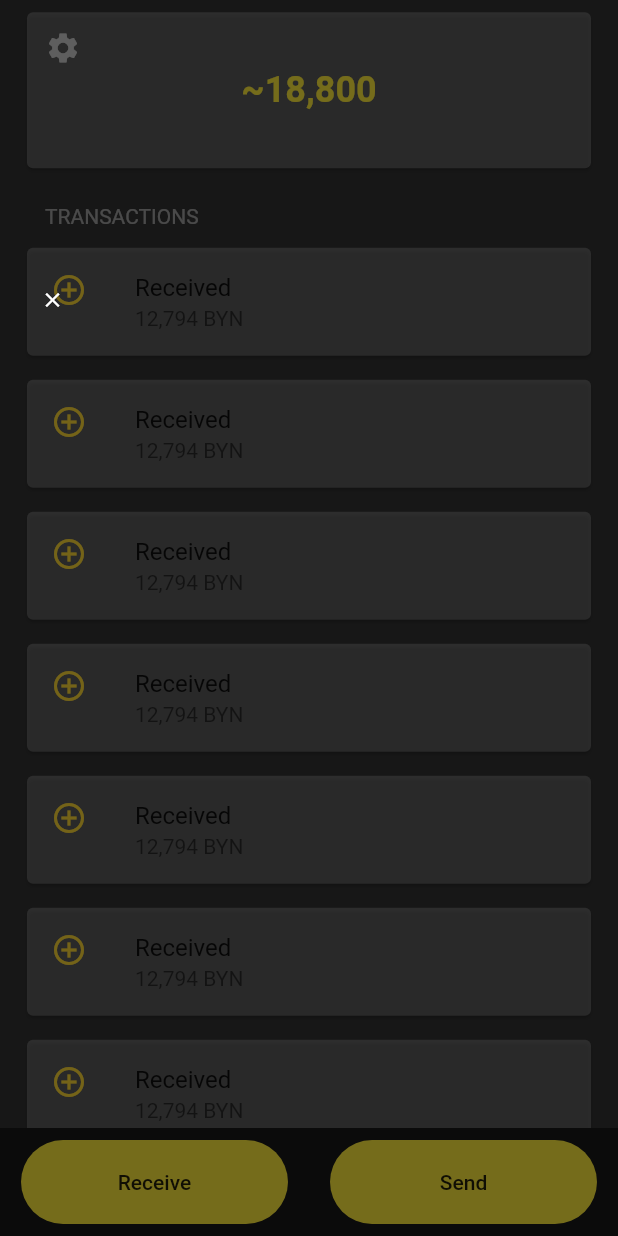
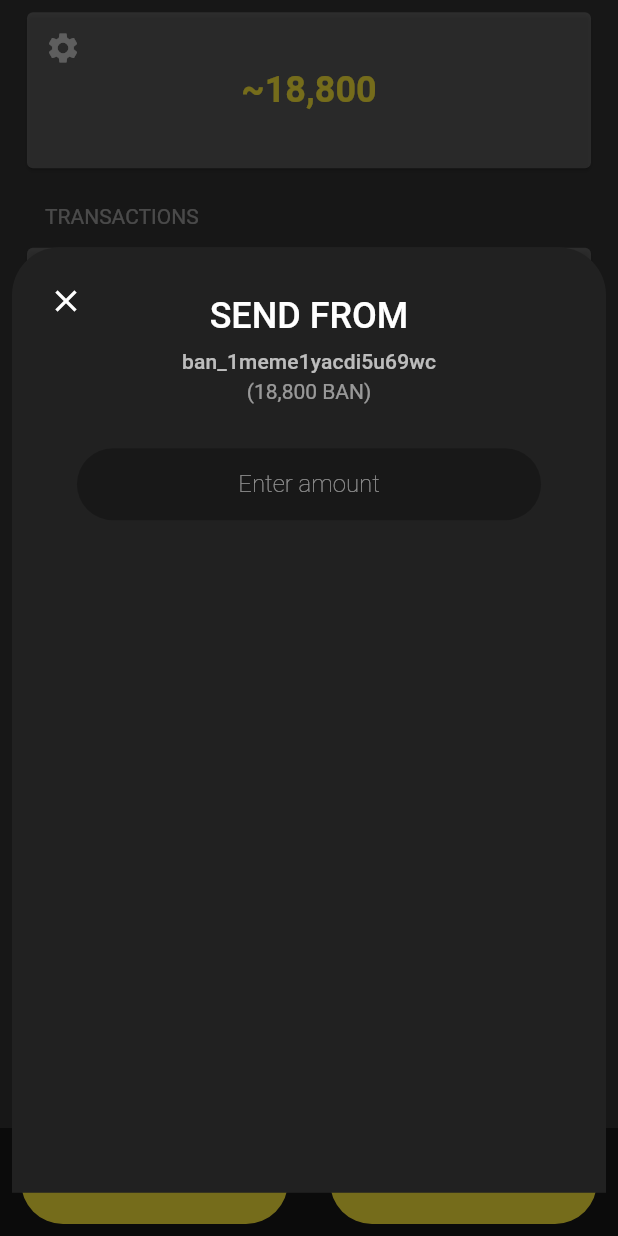
Before and after one commit to artnest/walletery, a Flutter app: the screen it shows after launch, after a tap on "Send", on a phone screen of 412 x 824 dp. Run offline on Flutter 3.47's test engine with Material 2 defaults, Android fonts, the phone set to English and light mode, and no system bars.

Commit message:
Update send bottom sheet Update dependencies

```diff
--- a/lib/main.dart
+++ b/lib/main.dart
@@ -13,15 +13,10 @@ class WalleteryApp extends StatelessWidget {
       theme: ThemeData(
         primarySwatch: Colors.blue,
       ),
-      initialRoute: '/home',
+      initialRoute: '/',
       onGenerateRoute: (RouteSettings settings) {
         switch (settings.name) {
           case '/':
-            return NoTransitionRoute(
-              builder: (_) => HomePage(),
-              settings: settings,
-            );
-          case '/home':
             return NoTransitionRoute(
               builder: (_) => HomePage(),
               settings: settings,
--- a/lib/ui/home_page.dart
+++ b/lib/ui/home_page.dart
@@ -106,7 +106,7 @@ class TransactionsTitle extends StatelessWidget {
       alignment: Alignment.centerLeft,
       margin: EdgeInsets.fromLTRB(30, 20, 26, 0),
       child: Text(
-        'TRANSACTIONS',
+        'Transactions'.toUpperCase(),
         style: TextStyle(color: Colors.white54),
       ),
     );
--- a/lib/ui/send/send_sheet.dart
+++ b/lib/ui/send/send_sheet.dart
@@ -11,39 +11,105 @@ class SendSheet {
           minimum: EdgeInsets.only(
             bottom: MediaQuery.of(context).size.height * 0.035,
           ),
+          child: Container(
+            decoration: BoxDecoration(
+              color: Colors.grey[900],
+              borderRadius: BorderRadius.only(
+                topLeft: Radius.circular(32),
+                topRight: Radius.circular(32),
+              ),
+            ),
+            constraints: BoxConstraints.expand(),
+            margin: EdgeInsets.symmetric(horizontal: 8),
+            child: Stack(
+              children: <Widget>[
+                Container(
+                  constraints: BoxConstraints.expand(),
                   child: Column(
                     children: <Widget>[
-              // A row for the header of the sheet, balance text and close button
-              Row(
-                mainAxisAlignment: MainAxisAlignment.spaceBetween,
-                crossAxisAlignment: CrossAxisAlignment.start,
-                children: <Widget>[
+                      SizedBox(height: 32),
+                      Text(
+                        'Send from'.toUpperCase(),
+                        style: Theme.of(context)
+                            .textTheme
+                            .title
+                            .copyWith(color: Colors.white, fontSize: 24),
+                      ),
+                      SizedBox(height: 8),
+                      Text(
+                        'ban_1meme1yacdi5u69wc',
+                        style: Theme.of(context)
+                            .textTheme
+                            .subtitle
+                            .copyWith(color: Colors.white70),
+                      ),
+                      SizedBox(height: 4),
+                      Text(
+                        '(18,800 BAN)',
+                        style: Theme.of(context)
+                            .textTheme
+                            .caption
+                            .copyWith(color: Colors.white54, fontSize: 14),
+                      ),
+                      Container(
+                        margin: EdgeInsets.only(
+                          left: MediaQuery.of(context).size.width * 0.105,
+                          right: MediaQuery.of(context).size.width * 0.105,
+                          top: 30,
+                        ),
+                        width: double.infinity,
+                        decoration: BoxDecoration(
+                          color: Colors.black26,
+                          borderRadius: BorderRadius.circular(25),
+                        ),
+                        child: TextField(
+                          decoration: InputDecoration(
+                            border: InputBorder.none,
+                            hintText: 'Enter amount',
+                            hintStyle: TextStyle(
+                              fontSize: 16.0,
+                              fontWeight: FontWeight.w100,
+                              color: Colors.white54,
+                            ),
+                          ),
+                          textInputAction: TextInputAction.next,
+                          keyboardType:
+                              TextInputType.numberWithOptions(decimal: true),
+                          textAlign: TextAlign.center,
+                          style: TextStyle(
+                            fontWeight: FontWeight.w700,
+                            fontSize: 16.0,
+                            color: Theme.of(context)
+                                .textTheme
+                                .body1
+                                .copyWith(color: Colors.white)
+                                .color,
+                          ),
+                        ),
+                      ),
+                    ],
+                  ),
+                ),
                 // Close Button
                 Container(
                   width: 50,
                   height: 50,
                   margin: EdgeInsets.only(top: 10.0, left: 10.0),
-                    child: FlatButton(
+                  child: IconButton(
+                    icon: Icon(
+                      Icons.close,
+                      color: Colors.white,
+                    ),
+                    padding: EdgeInsets.all(14.0),
                     highlightColor: Theme.of(context).textTheme.body1.color,
                     splashColor: Theme.of(context).textTheme.button.color,
                     onPressed: () {
                       Navigator.pop(context);
                     },
-                      child: Icon(
-                        Icons.close,
-                        size: 16,
-                        color: Colors.white,
-                      ),
-                      padding: EdgeInsets.all(17.0),
-                      shape: RoundedRectangleBorder(
-                        borderRadius: BorderRadius.circular(100.0),
-                      ),
-                      materialTapTargetSize: MaterialTapTargetSize.padded,
                   ),
                 ),
               ],
-              )
-            ],
+            ),
           ),
         );
       },
--- a/lib/ui/widgets/sheets.dart
+++ b/lib/ui/widgets/sheets.dart
@@ -39,7 +39,7 @@ class Sheets {
       return Navigator.pushAndRemoveUntil<T>(
         context,
         route,
-        RouteUtils.withNameLike('/home'),
+        RouteUtils.withNameLike('/'),
       );
     }
     return Navigator.push<T>(context, route);
```
Also changed, not shown: pubspec.lock. Lines whose indentation alone changed are shown as unchanged.
